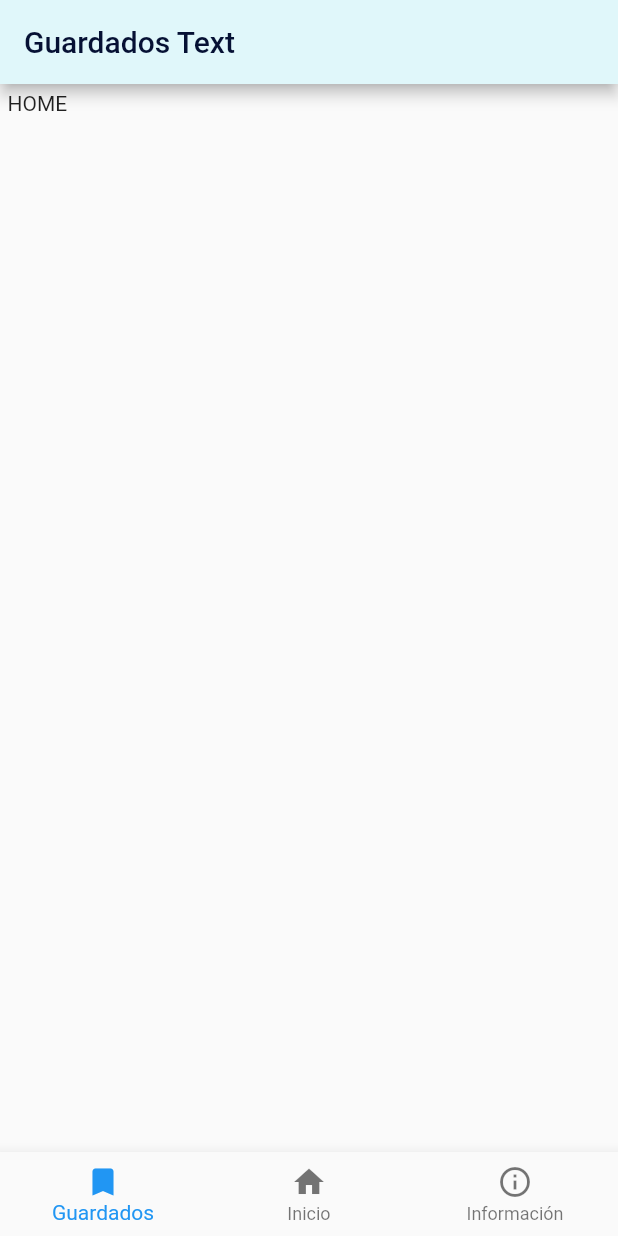
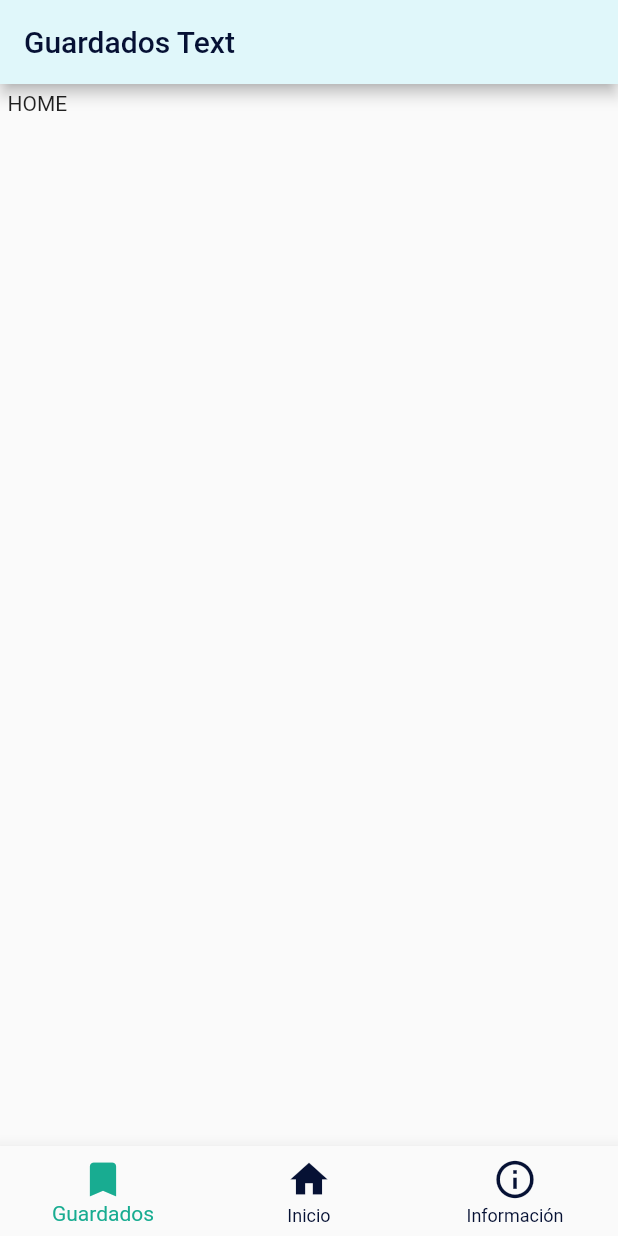
Before and after one commit to MovingForwardApp/moving-forward, a Flutter app: the screen it shows after launch, on a phone screen of 412 x 824 dp. Run offline on Flutter 3.47's test engine with Material 2 defaults, Android fonts, the phone set to English and light mode, and no system bars.

Commit message:
layout color adjust

```diff
--- a/lib/layout.dart
+++ b/lib/layout.dart
@@ -84,11 +84,18 @@ class _LayoutPageState extends State<LayoutPage>
             _currentIndex = index;
           });
         },
+        elevation: 10,
+        iconSize: 30,
+        unselectedItemColor: Color.fromRGBO(6, 17, 52, 1),
+        selectedItemColor: Color.fromRGBO(24, 172, 145, 1),
         items: allDestinations.map((Destination destination) {
           return BottomNavigationBarItem(
               icon: Icon(destination.icon),
               backgroundColor: destination.color,
-              title: Text(destination.title));
+              title: Text(
+                destination.title,
+                style: TextStyle(fontWeight: FontWeight.w600, fontSize: 16),
+              ));
         }).toList(),
       ),
     );
```
